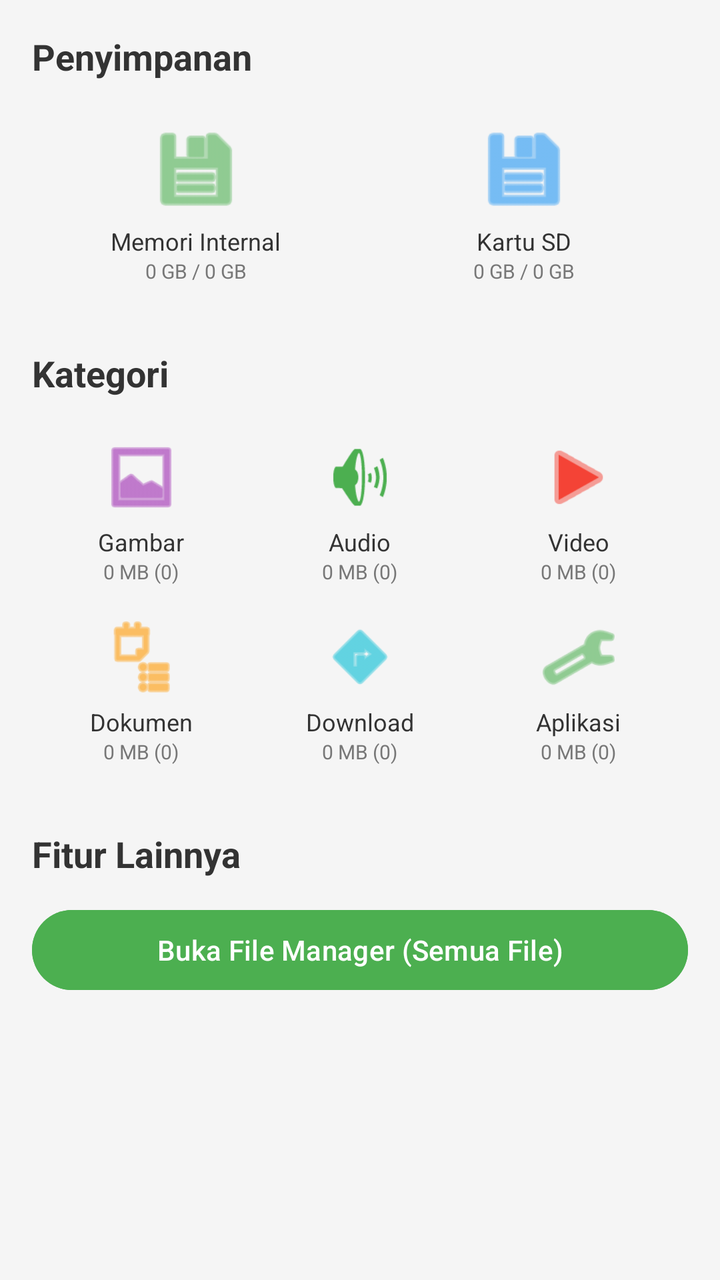
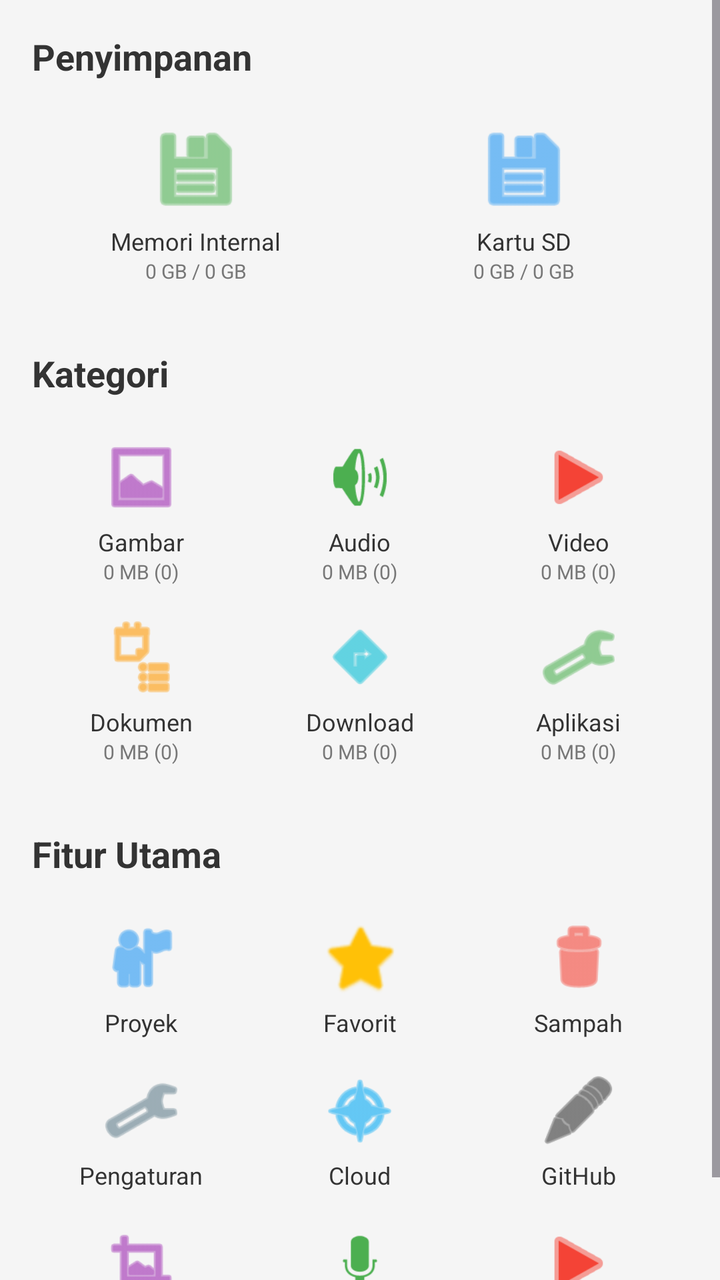

An Android layout rendered at two revisions. The XML below is the earlier revision; the diff shows what the commit changed to produce the second picture.
<!-- AndroidManifest.xml: application theme Theme.PlaManajer -->
<!-- res/layout/activity_main.xml -->
<?xml version="1.0" encoding="utf-8"?>
<ScrollView xmlns:android="http://schemas.android.com/apk/res/android"
    xmlns:app="http://schemas.android.com/apk/res-auto"
    android:layout_width="match_parent"
    android:layout_height="match_parent"
    android:background="#F5F5F5">

    <LinearLayout
        android:layout_width="match_parent"
        android:layout_height="wrap_content"
        android:orientation="vertical"
        android:padding="16dp">

        
        
        
        <TextView
            android:layout_width="wrap_content"
            android:layout_height="wrap_content"
            android:text="Penyimpanan"
            android:textSize="18sp"
            android:textStyle="bold"
            android:textColor="#333333"
            android:layout_marginBottom="12dp"/>

        <GridLayout
            android:layout_width="match_parent"
            android:layout_height="wrap_content"
            android:columnCount="3"
            android:rowCount="1"
            android:layout_marginBottom="24dp">

            <LinearLayout
                android:id="@+id/cardInternal"
                android:layout_width="0dp"
                android:layout_height="wrap_content"
                android:layout_columnWeight="1"
                android:orientation="vertical"
                android:gravity="center"
                android:padding="8dp"
                android:background="?attr/selectableItemBackground">
                <ImageView android:layout_width="48dp" android:layout_height="48dp" android:src="@android:drawable/ic_menu_save" app:tint="#4CAF50"/>
                <TextView android:layout_width="wrap_content" android:layout_height="wrap_content" android:text="Memori Internal" android:textSize="12sp" android:textColor="#333333" android:layout_marginTop="4dp"/>
                <TextView android:id="@+id/tvInternalSize" android:layout_width="wrap_content" android:layout_height="wrap_content" android:text="0 GB / 0 GB" android:textSize="10sp" android:textColor="#777777"/>
            </LinearLayout>

            <LinearLayout
                android:id="@+id/cardSdCard"
                android:layout_width="0dp"
                android:layout_height="wrap_content"
                android:layout_columnWeight="1"
                android:orientation="vertical"
                android:gravity="center"
                android:padding="8dp"
                android:background="?attr/selectableItemBackground">
                <ImageView android:layout_width="48dp" android:layout_height="48dp" android:src="@android:drawable/ic_menu_save" app:tint="#2196F3"/>
                <TextView android:layout_width="wrap_content" android:layout_height="wrap_content" android:text="Kartu SD" android:textSize="12sp" android:textColor="#333333" android:layout_marginTop="4dp"/>
                <TextView android:id="@+id/tvSdSize" android:layout_width="wrap_content" android:layout_height="wrap_content" android:text="0 GB / 0 GB" android:textSize="10sp" android:textColor="#777777"/>
            </LinearLayout>

        </GridLayout>

        <TextView
            android:layout_width="wrap_content"
            android:layout_height="wrap_content"
            android:text="Kategori"
            android:textSize="18sp"
            android:textStyle="bold"
            android:textColor="#333333"
            android:layout_marginBottom="12dp"/>

        <GridLayout
            android:layout_width="match_parent"
            android:layout_height="wrap_content"
            android:columnCount="3"
            android:rowCount="3">

            <LinearLayout
                android:id="@+id/cardImages"
                android:layout_width="0dp"
                android:layout_height="wrap_content"
                android:layout_columnWeight="1"
                android:orientation="vertical"
                android:gravity="center"
                android:padding="8dp"
                android:background="?attr/selectableItemBackground">
                <ImageView android:layout_width="40dp" android:layout_height="40dp" android:src="@android:drawable/ic_menu_gallery" app:tint="#9C27B0"/>
                <TextView android:layout_width="wrap_content" android:layout_height="wrap_content" android:text="Gambar" android:textSize="12sp" android:textColor="#333333" android:layout_marginTop="4dp"/>
                <TextView android:id="@+id/tvImageStats" android:layout_width="wrap_content" android:layout_height="wrap_content" android:text="0 MB (0)" android:textSize="10sp" android:textColor="#777777"/>
            </LinearLayout>

            <LinearLayout
                android:id="@+id/cardAudio"
                android:layout_width="0dp"
                android:layout_height="wrap_content"
                android:layout_columnWeight="1"
                android:orientation="vertical"
                android:gravity="center"
                android:padding="8dp"
                android:background="?attr/selectableItemBackground">
                <ImageView android:layout_width="40dp" android:layout_height="40dp" android:src="@android:drawable/ic_lock_silent_mode_off" app:tint="#4CAF50"/>
                <TextView android:layout_width="wrap_content" android:layout_height="wrap_content" android:text="Audio" android:textSize="12sp" android:textColor="#333333" android:layout_marginTop="4dp"/>
                <TextView android:id="@+id/tvAudioStats" android:layout_width="wrap_content" android:layout_height="wrap_content" android:text="0 MB (0)" android:textSize="10sp" android:textColor="#777777"/>
            </LinearLayout>

            <LinearLayout
                android:id="@+id/cardVideos"
                android:layout_width="0dp"
                android:layout_height="wrap_content"
                android:layout_columnWeight="1"
                android:orientation="vertical"
                android:gravity="center"
                android:padding="8dp"
                android:background="?attr/selectableItemBackground">
                <ImageView android:layout_width="40dp" android:layout_height="40dp" android:src="@android:drawable/ic_media_play" app:tint="#F44336"/>
                <TextView android:layout_width="wrap_content" android:layout_height="wrap_content" android:text="Video" android:textSize="12sp" android:textColor="#333333" android:layout_marginTop="4dp"/>
                <TextView android:id="@+id/tvVideoStats" android:layout_width="wrap_content" android:layout_height="wrap_content" android:text="0 MB (0)" android:textSize="10sp" android:textColor="#777777"/>
            </LinearLayout>

            <LinearLayout
                android:id="@+id/cardDocuments"
                android:layout_width="0dp"
                android:layout_height="wrap_content"
                android:layout_columnWeight="1"
                android:orientation="vertical"
                android:gravity="center"
                android:padding="8dp"
                android:background="?attr/selectableItemBackground">
                <ImageView android:layout_width="40dp" android:layout_height="40dp" android:src="@android:drawable/ic_menu_agenda" app:tint="#FF9800"/>
                <TextView android:layout_width="wrap_content" android:layout_height="wrap_content" android:text="Dokumen" android:textSize="12sp" android:textColor="#333333" android:layout_marginTop="4dp"/>
                <TextView android:id="@+id/tvDocStats" android:layout_width="wrap_content" android:layout_height="wrap_content" android:text="0 MB (0)" android:textSize="10sp" android:textColor="#777777"/>
            </LinearLayout>

            <LinearLayout
                android:id="@+id/cardDownloads"
                android:layout_width="0dp"
                android:layout_height="wrap_content"
                android:layout_columnWeight="1"
                android:orientation="vertical"
                android:gravity="center"
                android:padding="8dp"
                android:background="?attr/selectableItemBackground">
                <ImageView android:layout_width="40dp" android:layout_height="40dp" android:src="@android:drawable/ic_menu_directions" app:tint="#00BCD4"/>
                <TextView android:layout_width="wrap_content" android:layout_height="wrap_content" android:text="Download" android:textSize="12sp" android:textColor="#333333" android:layout_marginTop="4dp"/>
                <TextView android:id="@+id/tvDownloadStats" android:layout_width="wrap_content" android:layout_height="wrap_content" android:text="0 MB (0)" android:textSize="10sp" android:textColor="#777777"/>
            </LinearLayout>

            <LinearLayout
                android:id="@+id/cardApps"
                android:layout_width="0dp"
                android:layout_height="wrap_content"
                android:layout_columnWeight="1"
                android:orientation="vertical"
                android:gravity="center"
                android:padding="8dp"
                android:background="?attr/selectableItemBackground">
                <ImageView android:layout_width="40dp" android:layout_height="40dp" android:src="@android:drawable/ic_menu_manage" app:tint="#4CAF50"/>
                <TextView android:layout_width="wrap_content" android:layout_height="wrap_content" android:text="Aplikasi" android:textSize="12sp" android:textColor="#333333" android:layout_marginTop="4dp"/>
                <TextView android:id="@+id/tvAppStats" android:layout_width="wrap_content" android:layout_height="wrap_content" android:text="0 MB (0)" android:textSize="10sp" android:textColor="#777777"/>
            </LinearLayout>

        </GridLayout>

        
        
        
        <TextView
            android:layout_width="wrap_content"
            android:layout_height="wrap_content"
            android:text="Fitur Lainnya"
            android:textSize="18sp"
            android:textStyle="bold"
            android:textColor="#333333"
            android:layout_marginTop="24dp"
            android:layout_marginBottom="12dp"/>

        <Button
            android:id="@+id/btnFileManager"
            android:layout_width="match_parent"
            android:layout_height="wrap_content"
            android:text="Buka File Manager (Semua File)"
            android:backgroundTint="#4CAF50"
            android:layout_marginBottom="12dp"/>

        
        
        
    </LinearLayout>
</ScrollView>
<!-- resources referenced by this layout -->
<resources>
  <style name="Theme.PlaManajer" parent="Theme.Material3.DayNight.NoActionBar">
          <item name="colorPrimary">@color/primary</item>
          <item name="colorOnPrimary">@color/on_primary</item>
          <item name="colorPrimaryContainer">@color/primary_container</item>
          <item name="colorOnPrimaryContainer">@color/on_primary_container</item>
          <item name="android:statusBarColor">?attr/colorSurface</item>
          <item name="android:windowLightStatusBar" tools:targetApi="m">?attr/isLightTheme</item>
      </style>
  <color name="primary">#5B8DEF</color>
  <color name="on_primary">#FFFFFF</color>
  <color name="primary_container">#D8E4FF</color>
  <color name="on_primary_container">#001B3D</color>
</resources>

<!-- the commit's change to res/layout/activity_main.xml (unified diff, before → after) -->
@@ -60,6 +60,9 @@
 
         </GridLayout>
 
+        
+        
+        
         <TextView
             android:layout_width="wrap_content"
             android:layout_height="wrap_content"
@@ -73,7 +76,7 @@
             android:layout_width="match_parent"
             android:layout_height="wrap_content"
             android:columnCount="3"
-            android:rowCount="3">
+            android:rowCount="2">
 
             <LinearLayout
                 android:id="@+id/cardImages"
@@ -167,23 +170,65 @@
         <TextView
             android:layout_width="wrap_content"
             android:layout_height="wrap_content"
-            android:text="Fitur Lainnya"
+            android:text="Fitur Utama"
             android:textSize="18sp"
             android:textStyle="bold"
             android:textColor="#333333"
             android:layout_marginTop="24dp"
             android:layout_marginBottom="12dp"/>
 
-        <Button
-            android:id="@+id/btnFileManager"
+        <GridLayout
             android:layout_width="match_parent"
             android:layout_height="wrap_content"
-            android:text="Buka File Manager (Semua File)"
-            android:backgroundTint="#4CAF50"
-            android:layout_marginBottom="12dp"/>
-
-        
-        
-        
+            android:columnCount="3"
+            android:rowCount="4">
+
+            <LinearLayout android:id="@+id/cardProjects" android:layout_width="0dp" android:layout_height="wrap_content" android:layout_columnWeight="1" android:orientation="vertical" android:gravity="center" android:padding="8dp" android:background="?attr/selectableItemBackground">
+                <ImageView android:layout_width="40dp" android:layout_height="40dp" android:src="@android:drawable/ic_menu_myplaces" app:tint="#2196F3"/>
+                <TextView android:layout_width="wrap_content" android:layout_height="wrap_content" android:text="Proyek" android:textSize="12sp" android:textColor="#333333" android:layout_marginTop="4dp"/>
+            </LinearLayout>
+
+            <LinearLayout android:id="@+id/cardFavorites" android:layout_width="0dp" android:layout_height="wrap_content" android:layout_columnWeight="1" android:orientation="vertical" android:gravity="center" android:padding="8dp" android:background="?attr/selectableItemBackground">
+                <ImageView android:layout_width="40dp" android:layout_height="40dp" android:src="@android:drawable/btn_star" app:tint="#FFC107"/>
+                <TextView android:layout_width="wrap_content" android:layout_height="wrap_content" android:text="Favorit" android:textSize="12sp" android:textColor="#333333" android:layout_marginTop="4dp"/>
+            </LinearLayout>
+
+            <LinearLayout android:id="@+id/cardTrash" android:layout_width="0dp" android:layout_height="wrap_content" android:layout_columnWeight="1" android:orientation="vertical" android:gravity="center" android:padding="8dp" android:background="?attr/selectableItemBackground">
+                <ImageView android:layout_width="40dp" android:layout_height="40dp" android:src="@android:drawable/ic_menu_delete" app:tint="#F44336"/>
+                <TextView android:layout_width="wrap_content" android:layout_height="wrap_content" android:text="Sampah" android:textSize="12sp" android:textColor="#333333" android:layout_marginTop="4dp"/>
+            </LinearLayout>
+
+            <LinearLayout android:id="@+id/cardSettings" android:layout_width="0dp" android:layout_height="wrap_content" android:layout_columnWeight="1" android:orientation="vertical" android:gravity="center" android:padding="8dp" android:background="?attr/selectableItemBackground">
+                <ImageView android:layout_width="40dp" android:layout_height="40dp" android:src="@android:drawable/ic_menu_preferences" app:tint="#607D8B"/>
+                <TextView android:layout_width="wrap_content" android:layout_height="wrap_content" android:text="Pengaturan" android:textSize="12sp" android:textColor="#333333" android:layout_marginTop="4dp"/>
+            </LinearLayout>
+
+            <LinearLayout android:id="@+id/cardCloud" android:layout_width="0dp" android:layout_height="wrap_content" android:layout_columnWeight="1" android:orientation="vertical" android:gravity="center" android:padding="8dp" android:background="?attr/selectableItemBackground">
+                <ImageView android:layout_width="40dp" android:layout_height="40dp" android:src="@android:drawable/ic_menu_compass" app:tint="#03A9F4"/>
+                <TextView android:layout_width="wrap_content" android:layout_height="wrap_content" android:text="Cloud" android:textSize="12sp" android:textColor="#333333" android:layout_marginTop="4dp"/>
+            </LinearLayout>
+
+            <LinearLayout android:id="@+id/cardGithub" android:layout_width="0dp" android:layout_height="wrap_content" android:layout_columnWeight="1" android:orientation="vertical" android:gravity="center" android:padding="8dp" android:background="?attr/selectableItemBackground">
+                <ImageView android:layout_width="40dp" android:layout_height="40dp" android:src="@android:drawable/ic_menu_edit" app:tint="#333333"/>
+                <TextView android:layout_width="wrap_content" android:layout_height="wrap_content" android:text="GitHub" android:textSize="12sp" android:textColor="#333333" android:layout_marginTop="4dp"/>
+            </LinearLayout>
+
+            <LinearLayout android:id="@+id/cardEditImage" android:layout_width="0dp" android:layout_height="wrap_content" android:layout_columnWeight="1" android:orientation="vertical" android:gravity="center" android:padding="8dp" android:background="?attr/selectableItemBackground">
+                <ImageView android:layout_width="40dp" android:layout_height="40dp" android:src="@android:drawable/ic_menu_crop" app:tint="#9C27B0"/>
+                <TextView android:layout_width="wrap_content" android:layout_height="wrap_content" android:text="Edit Foto" android:textSize="12sp" android:textColor="#333333" android:layout_marginTop="4dp"/>
+            </LinearLayout>
+
+            <LinearLayout android:id="@+id/cardEditAudio" android:layout_width="0dp" android:layout_height="wrap_content" android:layout_columnWeight="1" android:orientation="vertical" android:gravity="center" android:padding="8dp" android:background="?attr/selectableItemBackground">
+                <ImageView android:layout_width="40dp" android:layout_height="40dp" android:src="@android:drawable/ic_btn_speak_now" app:tint="#4CAF50"/>
+                <TextView android:layout_width="wrap_content" android:layout_height="wrap_content" android:text="Edit Audio" android:textSize="12sp" android:textColor="#333333" android:layout_marginTop="4dp"/>
+            </LinearLayout>
+
+            <LinearLayout android:id="@+id/cardEditVideo" android:layout_width="0dp" android:layout_height="wrap_content" android:layout_columnWeight="1" android:orientation="vertical" android:gravity="center" android:padding="8dp" android:background="?attr/selectableItemBackground">
+                <ImageView android:layout_width="40dp" android:layout_height="40dp" android:src="@android:drawable/ic_media_play" app:tint="#F44336"/>
+                <TextView android:layout_width="wrap_content" android:layout_height="wrap_content" android:text="Edit Video" android:textSize="12sp" android:textColor="#333333" android:layout_marginTop="4dp"/>
+            </LinearLayout>
+
+        </GridLayout>
+
     </LinearLayout>
 </ScrollView>
